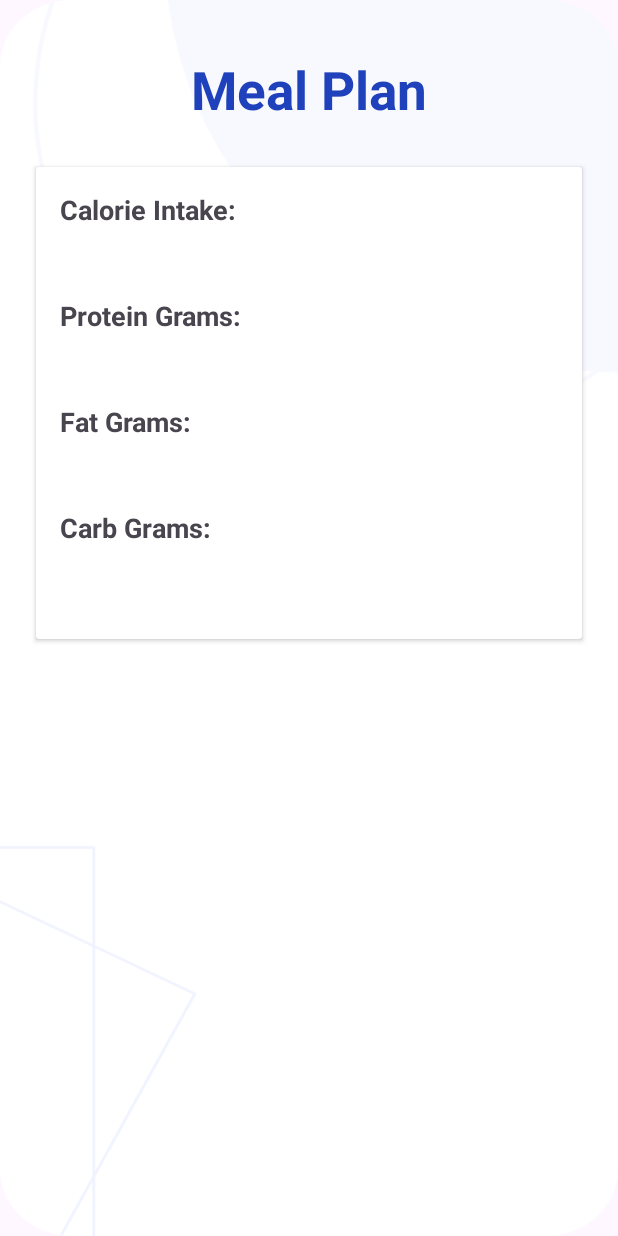
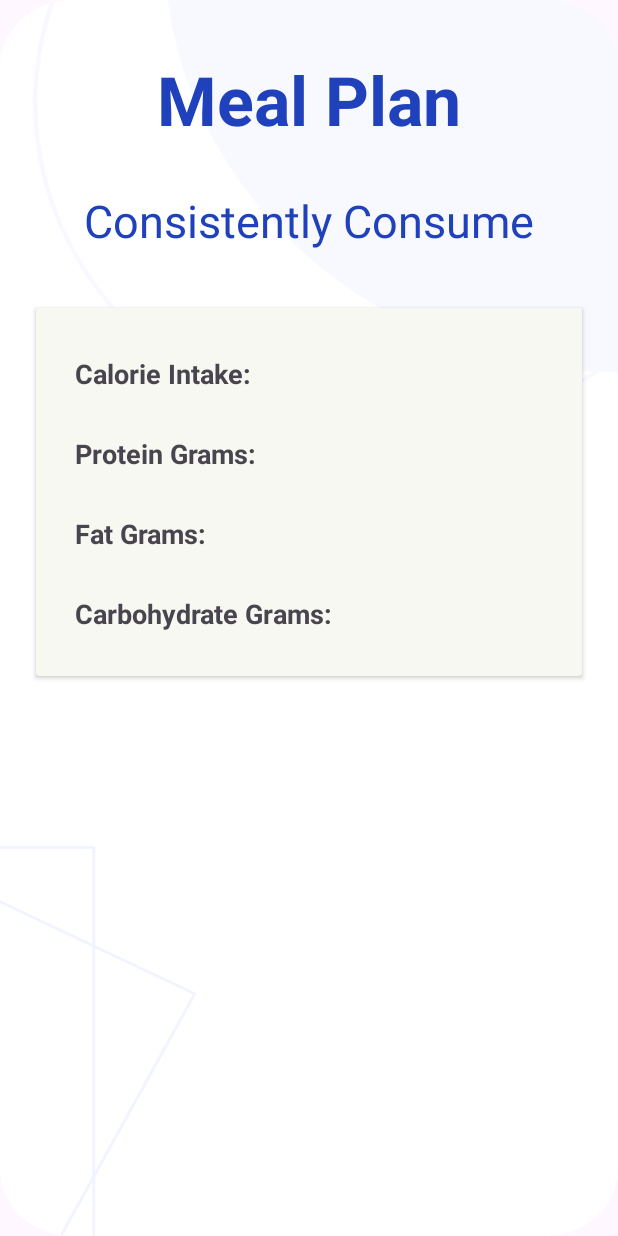
Before and after one commit to HasanChamara/Android_Fitness_App_Java, an Android app: the MealPlanActivity screen opened directly, with no data from a screen before it, on a phone screen of 412 x 824 dp. Run offline under Robolectric (Android 15) with nearby library versions, the phone set to English and light mode, and no system bars; our stand-ins replace Firebase (no records; nobody signed in at launch, a user with empty details on screens opened directly).

Commit message:
Meal Plan Updated

```diff
--- a/app/src/main/res/layout/activity_meal_plan.xml
+++ b/app/src/main/res/layout/activity_meal_plan.xml
@@ -2,6 +2,7 @@
 <RelativeLayout xmlns:android="http://schemas.android.com/apk/res/android"
     android:layout_width="match_parent"
     android:layout_height="match_parent"
+    xmlns:app="http://schemas.android.com/apk/res-auto"
     android:background="@drawable/backgroundimg"
     android:padding="16dp">
 
@@ -13,16 +14,28 @@
         android:textColor="@color/theme_blue"
         android:layout_marginTop="20dp"
         android:gravity="center"
-        android:layout_marginBottom="20dp"
+        android:layout_marginBottom="30dp"
         android:textStyle="bold"
-        android:textSize="35dp"/>
+        android:textSize="45dp"/>
+
+    <TextView
+        android:layout_width="match_parent"
+        android:layout_height="wrap_content"
+        android:id="@+id/daily"
+        android:text="Consistently Consume"
+        android:layout_below="@+id/mealplantitle"
+        android:textSize="30dp"
+        android:gravity="center"
+        android:textColor="@color/theme_blue"
+        android:layout_marginBottom="30dp"/>
 
     <androidx.cardview.widget.CardView
         android:id="@+id/card"
         android:layout_width="match_parent"
         android:layout_height="wrap_content"
         android:layout_margin="8dp"
-        android:layout_below="@id/mealplantitle"
+        app:cardBackgroundColor="@color/card_view_bgcolor"
+        android:layout_below="@id/daily"
         android:elevation="4dp">
 
         <LinearLayout
@@ -30,6 +43,14 @@
             android:layout_height="wrap_content"
             android:orientation="vertical"
             android:padding="16dp">
+
+
+            <RelativeLayout
+                android:layout_width="match_parent"
+                android:layout_height="wrap_content"
+                android:layout_marginStart="10dp"
+                android:layout_marginEnd="10dp"
+                android:layout_marginTop="15dp">
 
                 <TextView
                     android:id="@+id/calorieIntakeLabelTextView"
@@ -39,14 +60,22 @@
                     android:textStyle="bold"
                     android:textSize="18sp"
                     android:layout_marginBottom="8dp"/>
-
                 <TextView
                     android:id="@+id/calorieIntakeTextView"
                     android:layout_width="wrap_content"
                     android:layout_height="wrap_content"
+                    android:layout_alignParentEnd="true"
                     android:text=""
                     android:textSize="16sp"
                     android:layout_marginBottom="16dp"/>
+            </RelativeLayout>
+
+            <RelativeLayout
+                android:layout_width="match_parent"
+                android:layout_height="wrap_content"
+                android:layout_marginStart="10dp"
+                android:layout_marginEnd="10dp"
+                android:layout_marginTop="15dp">
 
                 <TextView
                     android:id="@+id/proteinGramsLabelTextView"
@@ -56,14 +85,22 @@
                     android:textStyle="bold"
                     android:textSize="18sp"
                     android:layout_marginBottom="8dp"/>
-
                 <TextView
                     android:id="@+id/proteinGramsTextView"
                     android:layout_width="wrap_content"
                     android:layout_height="wrap_content"
+                    android:layout_alignParentEnd="true"
                     android:text=""
                     android:textSize="16sp"
                     android:layout_marginBottom="16dp"/>
+            </RelativeLayout>
+
+            <RelativeLayout
+                android:layout_width="match_parent"
+                android:layout_height="wrap_content"
+                android:layout_marginStart="10dp"
+                android:layout_marginEnd="10dp"
+                android:layout_marginTop="15dp">
 
                 <TextView
                     android:id="@+id/fatGramsLabelTextView"
@@ -73,31 +110,41 @@
                     android:textStyle="bold"
                     android:textSize="18sp"
                     android:layout_marginBottom="8dp"/>
-
                 <TextView
                     android:id="@+id/fatGramsTextView"
                     android:layout_width="wrap_content"
                     android:layout_height="wrap_content"
+                    android:layout_alignParentEnd="true"
                     android:text=""
                     android:textSize="16sp"
                     android:layout_marginBottom="16dp"/>
+            </RelativeLayout>
+
+            <RelativeLayout
+                android:layout_width="match_parent"
+                android:layout_height="wrap_content"
+                android:layout_marginStart="10dp"
+                android:layout_marginEnd="10dp"
+                android:layout_marginTop="15dp">
 
                 <TextView
                     android:id="@+id/carbGramsLabelTextView"
                     android:layout_width="wrap_content"
                     android:layout_height="wrap_content"
-                android:text="Carb Grams:"
+                    android:text="Carbohydrate Grams:"
                     android:textStyle="bold"
                     android:textSize="18sp"
                     android:layout_marginBottom="8dp"/>
-
                 <TextView
                     android:id="@+id/carbGramsTextView"
                     android:layout_width="wrap_content"
                     android:layout_height="wrap_content"
+                    android:layout_alignParentEnd="true"
                     android:text=""
                     android:textSize="16sp"
                     android:layout_marginBottom="16dp"/>
+            </RelativeLayout>
+
 
         </LinearLayout>
 
--- a/app/src/main/res/layout/fragment_add_meal_plan.xml
+++ b/app/src/main/res/layout/fragment_add_meal_plan.xml
@@ -2,6 +2,7 @@
 <LinearLayout xmlns:android="http://schemas.android.com/apk/res/android"
     android:layout_width="match_parent"
     android:layout_height="match_parent"
+    xmlns:app="http://schemas.android.com/apk/res-auto"
     android:orientation="vertical"
     android:background="@drawable/backgroundimg"
     android:padding="16dp">
@@ -70,6 +71,7 @@
     <com.google.android.material.card.MaterialCardView
         android:id="@+id/mealPlanCardView"
         android:layout_width="match_parent"
+        app:cardBackgroundColor="@color/card_view_bgcolor"
         android:layout_height="wrap_content"
         android:visibility="gone"
         android:layout_marginTop="10dp">
```
Lines whose indentation alone changed are shown as unchanged.
